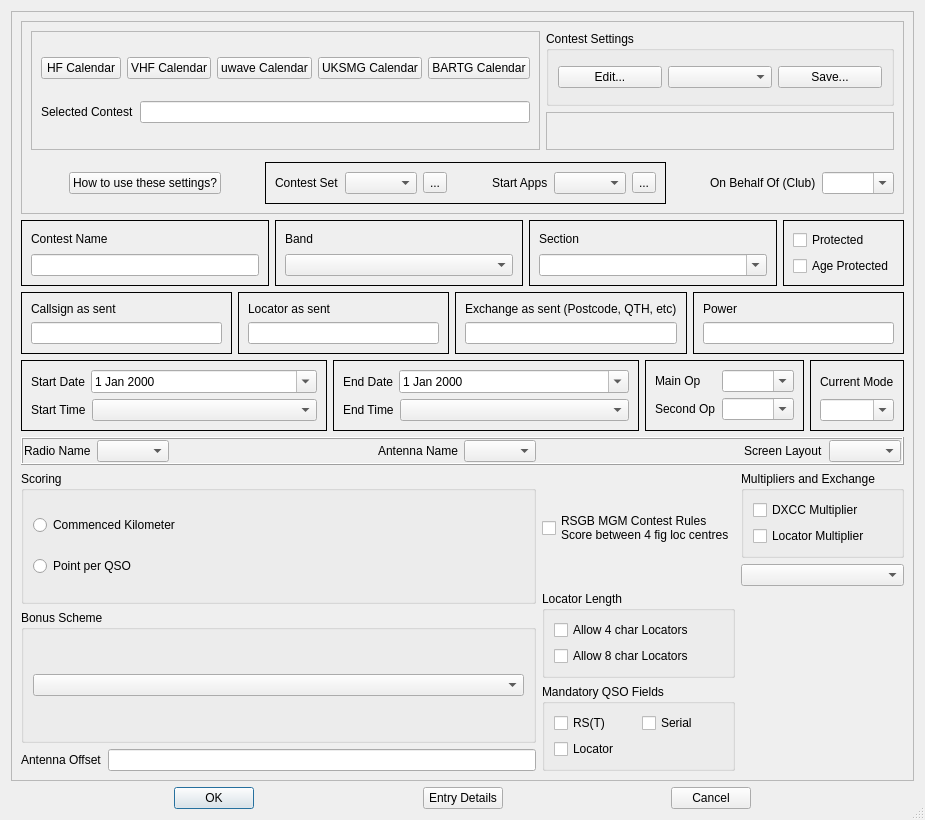
Above: mqt/MqtLogger/contestdetails.ui from Rsclub22/Minos2-Mirror before the change. Below: the same form after it.
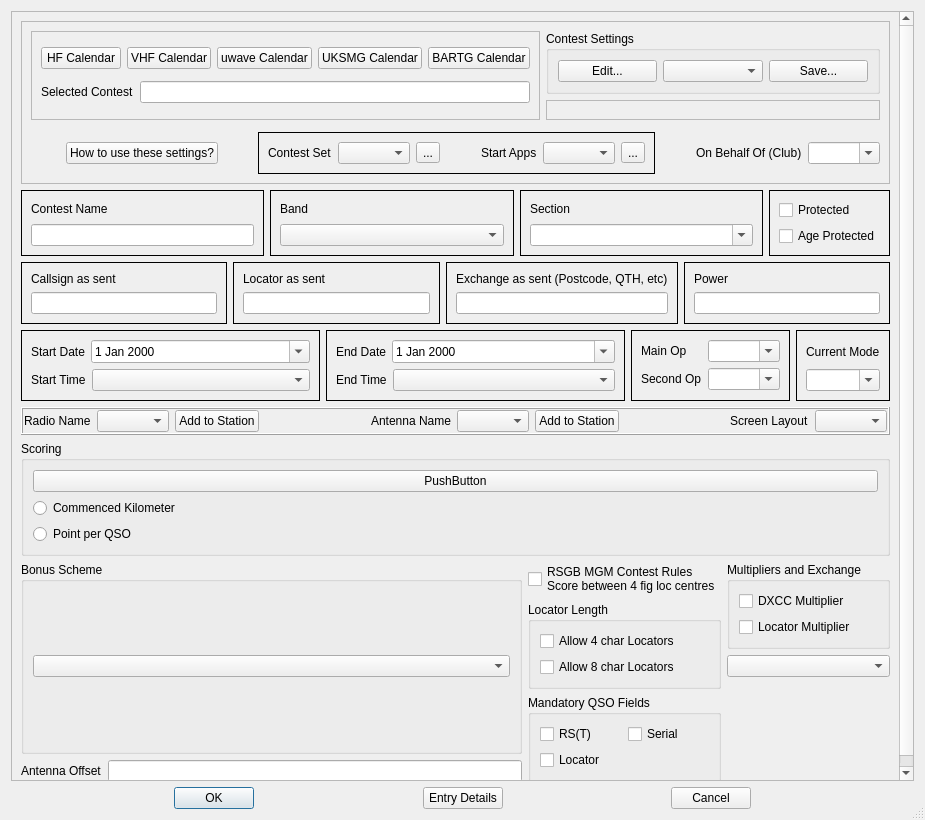
That is the form after the change. Custom widgets are drawn as their Qt base class.

Commit message: Remove radio and antenna from settings - use station bundle instead

The edit to the form file:
```diff
--- a/mqt/MqtLogger/contestdetails.ui
+++ b/mqt/MqtLogger/contestdetails.ui
@@ -36,8 +36,8 @@
        <rect>
         <x>0</x>
         <y>0</y>
-        <width>903</width>
-        <height>763</height>
+        <width>886</width>
+        <height>885</height>
        </rect>
       </property>
       <layout class="QVBoxLayout" name="verticalLayout_24">
@@ -826,6 +826,13 @@
             </property>
            </widget>
           </item>
+          <item>
+           <widget class="QPushButton" name="addRadioToStation">
+            <property name="text">
+             <string>Add to Station</string>
+            </property>
+           </widget>
+          </item>
           <item>
            <spacer name="horizontalSpacer">
             <property name="orientation">
@@ -853,6 +860,13 @@
             </property>
            </widget>
           </item>
+          <item>
+           <widget class="QPushButton" name="addAntennaToStation">
+            <property name="text">
+             <string>Add to Station</string>
+            </property>
+           </widget>
+          </item>
           <item>
            <spacer name="horizontalSpacer_8">
             <property name="orientation">
@@ -884,10 +898,6 @@
         </widget>
        </item>
        <item>
-        <layout class="QHBoxLayout" name="horizontalLayout_21">
-         <item>
-          <layout class="QVBoxLayout" name="verticalLayout_11">
-           <item>
             <widget class="QGroupBox" name="ScoreGroupBox">
              <property name="title">
               <string>Scoring</string>
@@ -896,6 +906,13 @@
               <bool>false</bool>
              </property>
              <layout class="QVBoxLayout" name="verticalLayout_22">
+          <item>
+           <widget class="QPushButton" name="pushButton_2">
+            <property name="text">
+             <string>PushButton</string>
+            </property>
+           </widget>
+          </item>
               <item>
                <widget class="QRadioButton" name="commencedKRB">
                 <property name="text">
@@ -913,6 +930,10 @@
              </layout>
             </widget>
            </item>
+       <item>
+        <layout class="QHBoxLayout" name="horizontalLayout_21">
+         <item>
+          <layout class="QVBoxLayout" name="verticalLayout_11">
            <item>
             <widget class="QGroupBox" name="groupBox_5">
              <property name="title">
```
Lines whose indentation alone changed are shown as unchanged. The commit also changes 4 other files.
